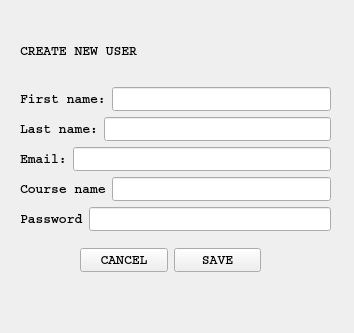
casalete/ErasmusIo, file newteacher.ui: the form before one commit.
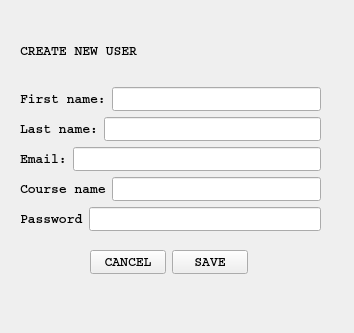
The form after the commit. Icons and pictures are not drawn.

```diff
--- a/newteacher.ui
+++ b/newteacher.ui
@@ -21,7 +21,7 @@
     <rect>
      <x>20</x>
      <y>20</y>
-     <width>311</width>
+     <width>301</width>
      <height>211</height>
     </rect>
    </property>
@@ -208,10 +208,10 @@
   <widget class="QWidget" name="layoutWidget">
    <property name="geometry">
     <rect>
-     <x>80</x>
-     <y>240</y>
-     <width>181</width>
-     <height>41</height>
+     <x>90</x>
+     <y>250</y>
+     <width>158</width>
+     <height>25</height>
     </rect>
    </property>
    <layout class="QHBoxLayout" name="horizontalLayout_6">
```
